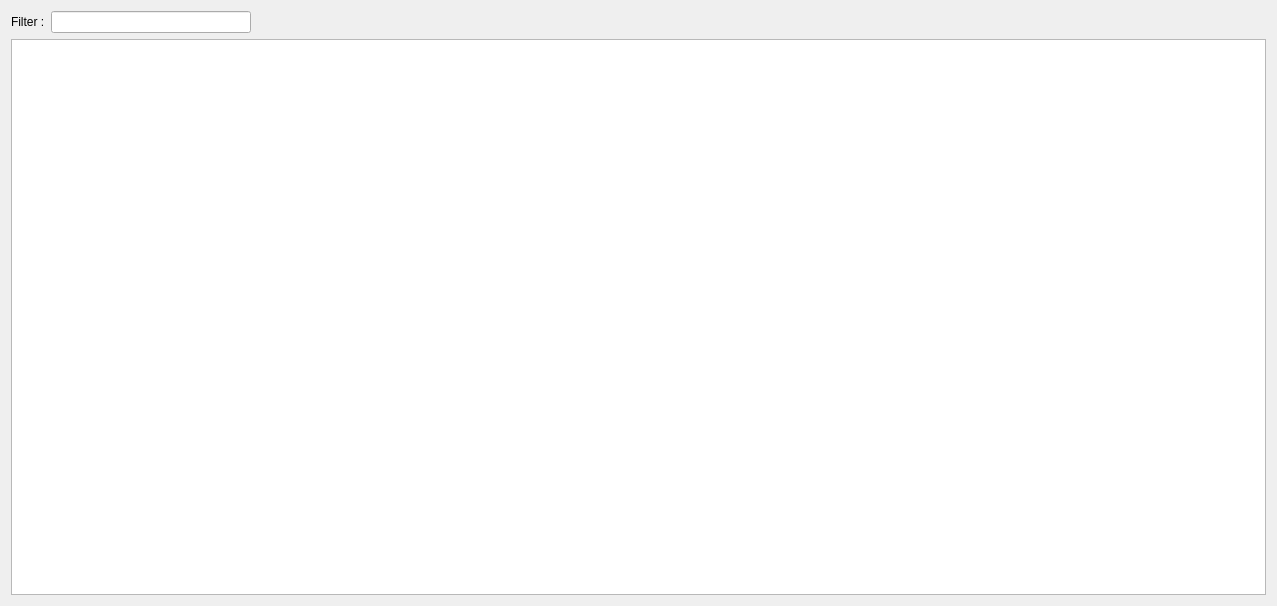
Before: the Qt Designer form ui/SydTableWidget.ui in OpenSyd/syd_ui, drawn with Qt 5.
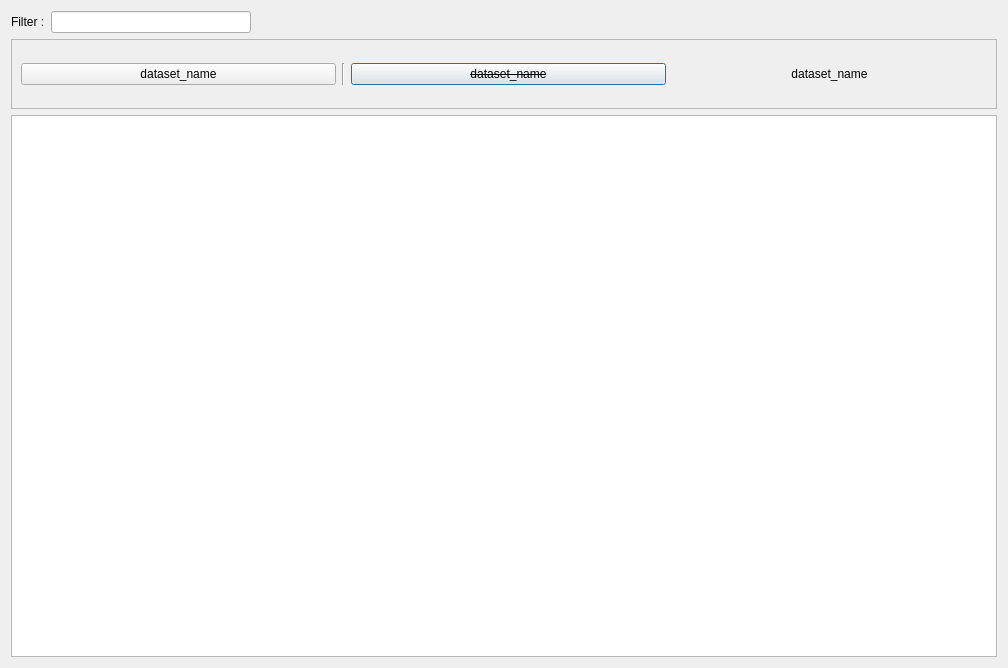
After: the same form once the commit is applied. Custom widgets are drawn as their Qt base class.

```diff
--- a/ui/SydTableWidget.ui
+++ b/ui/SydTableWidget.ui
@@ -6,8 +6,8 @@
    <rect>
     <x>0</x>
     <y>0</y>
-    <width>1277</width>
-    <height>606</height>
+    <width>1008</width>
+    <height>668</height>
    </rect>
   </property>
   <property name="windowTitle">
@@ -55,10 +55,95 @@
     </layout>
    </item>
    <item>
-    <widget class="QTableView" name="table_view"/>
+    <widget class="QScrollArea" name="scrollArea">
+     <property name="sizePolicy">
+      <sizepolicy hsizetype="Expanding" vsizetype="Minimum">
+       <horstretch>0</horstretch>
+       <verstretch>0</verstretch>
+      </sizepolicy>
+     </property>
+     <property name="widgetResizable">
+      <bool>true</bool>
+     </property>
+     <widget class="QWidget" name="scrollAreaWidgetContents">
+      <property name="geometry">
+       <rect>
+        <x>0</x>
+        <y>0</y>
+        <width>988</width>
+        <height>69</height>
+       </rect>
+      </property>
+      <layout class="QGridLayout" name="gridLayout">
+       <item row="0" column="0">
+        <layout class="QHBoxLayout" name="layout_col_buttons">
+         <item>
+          <widget class="QPushButton" name="button1">
+           <property name="text">
+            <string>dataset_name</string>
+           </property>
+           <property name="checkable">
+            <bool>false</bool>
+           </property>
+          </widget>
+         </item>
+         <item>
+          <widget class="Line" name="line">
+           <property name="orientation">
+            <enum>Qt::Vertical</enum>
+           </property>
+          </widget>
+         </item>
+         <item>
+          <widget class="QPushButton" name="button2">
+           <property name="font">
+            <font>
+             <italic>false</italic>
+             <strikeout>true</strikeout>
+            </font>
+           </property>
+           <property name="text">
+            <string>dataset_name</string>
+           </property>
+           <property name="checkable">
+            <bool>false</bool>
+           </property>
+           <property name="default">
+            <bool>true</bool>
+           </property>
+          </widget>
+         </item>
+         <item>
+          <widget class="QPushButton" name="button3">
+           <property name="text">
+            <string>dataset_name</string>
+           </property>
+           <property name="checkable">
+            <bool>false</bool>
+           </property>
+           <property name="flat">
+            <bool>true</bool>
+           </property>
+          </widget>
+         </item>
+        </layout>
+       </item>
+      </layout>
+     </widget>
+    </widget>
+   </item>
+   <item>
+    <widget class="SydTableView" name="table_view"/>
    </item>
   </layout>
  </widget>
+ <customwidgets>
+  <customwidget>
+   <class>SydTableView</class>
+   <extends>QTableView</extends>
+   <header>.SydTableView.h</header>
+  </customwidget>
+ </customwidgets>
  <resources/>
  <connections/>
 </ui>
```
